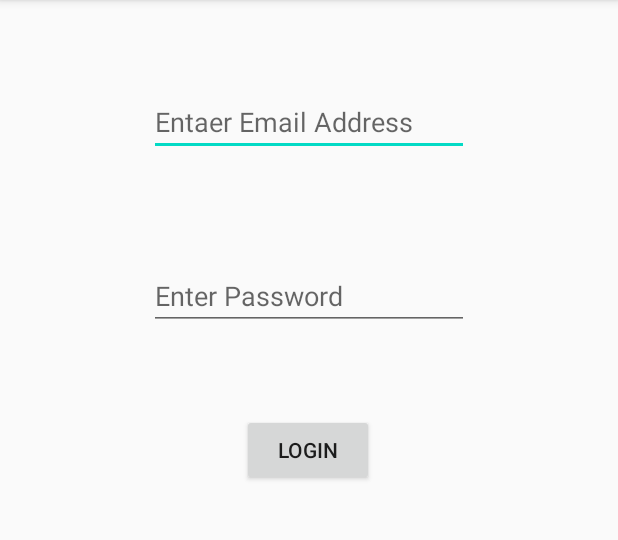
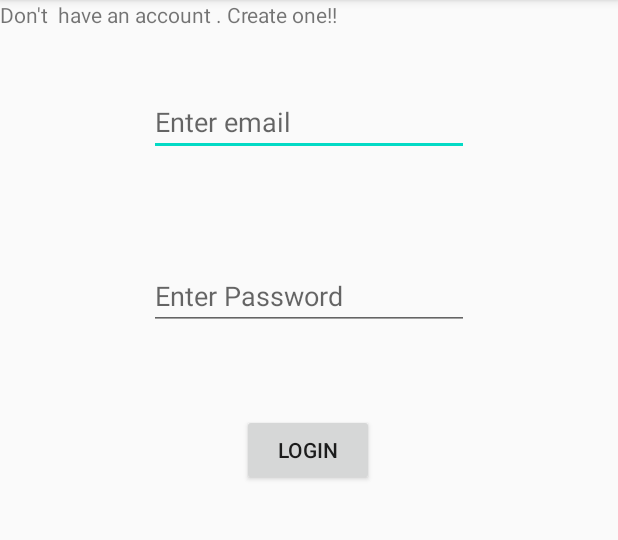
Before and after one commit to The-Fuse/Transport_Tracker, an Android app: the screen it shows after launch (Home), on a phone screen of 412 x 824 dp, the part 84-624 px from its top. Run offline under Robolectric (Android 15) with nearby library versions, the phone set to English and light mode, and no system bars; our stand-ins replace Firebase (no records; nobody signed in at launch, a user with empty details on screens opened directly).

Commit message:
Added new activity for user registration.

```diff
--- a/app/src/main/AndroidManifest.xml
+++ b/app/src/main/AndroidManifest.xml
@@ -13,6 +13,7 @@
         android:roundIcon="@mipmap/ic_launcher_round"
         android:supportsRtl="true"
         android:theme="@style/AppTheme">
+        <activity android:name=".signin"></activity>
         <activity android:name=".MainActivity" />
         <activity android:name=".Home">
             <intent-filter>
@@ -25,9 +26,7 @@
         <service
             android:name=".TrackerService"
             android:enabled="true"
-            android:exported="true">
-
-        </service>
+            android:exported="true"></service>
     </application>
 
 </manifest>
--- a/app/src/main/java/com/example/transporttracker/Home.kt
+++ b/app/src/main/java/com/example/transporttracker/Home.kt
@@ -14,6 +14,10 @@ class Home : AppCompatActivity() {
     override fun onCreate(savedInstanceState: Bundle?) {
         super.onCreate(savedInstanceState)
         setContentView(R.layout.activity_home2)
+        registration.setOnClickListener {
+            val intent = Intent(this,signin::class.java)
+            startActivity(intent)
+        }
         login.setOnClickListener {
             FirebaseAuth.getInstance().signInWithEmailAndPassword(
                 email.text.toString(),password.text.toString()
--- a/app/src/main/res/layout/activity_home2.xml
+++ b/app/src/main/res/layout/activity_home2.xml
@@ -11,7 +11,7 @@
         android:layout_width="wrap_content"
         android:layout_height="wrap_content"
         android:ems="10"
-        android:hint="Entaer Email Address"
+        android:hint="Enter email"
         android:inputType="textPersonName"
         app:layout_constraintBottom_toTopOf="@+id/password"
         app:layout_constraintEnd_toEndOf="parent"
@@ -41,4 +41,12 @@
         app:layout_constraintEnd_toEndOf="parent"
         app:layout_constraintHorizontal_bias="0.498"
         app:layout_constraintStart_toStartOf="parent" />
+
+    <TextView
+        android:id="@+id/registration"
+        android:layout_width="wrap_content"
+        android:layout_height="wrap_content"
+        android:text="Don't  have an account . Create one!!"
+        tools:layout_editor_absoluteX="89dp"
+        tools:layout_editor_absoluteY="316dp" />
 </androidx.constraintlayout.widget.ConstraintLayout>
```
